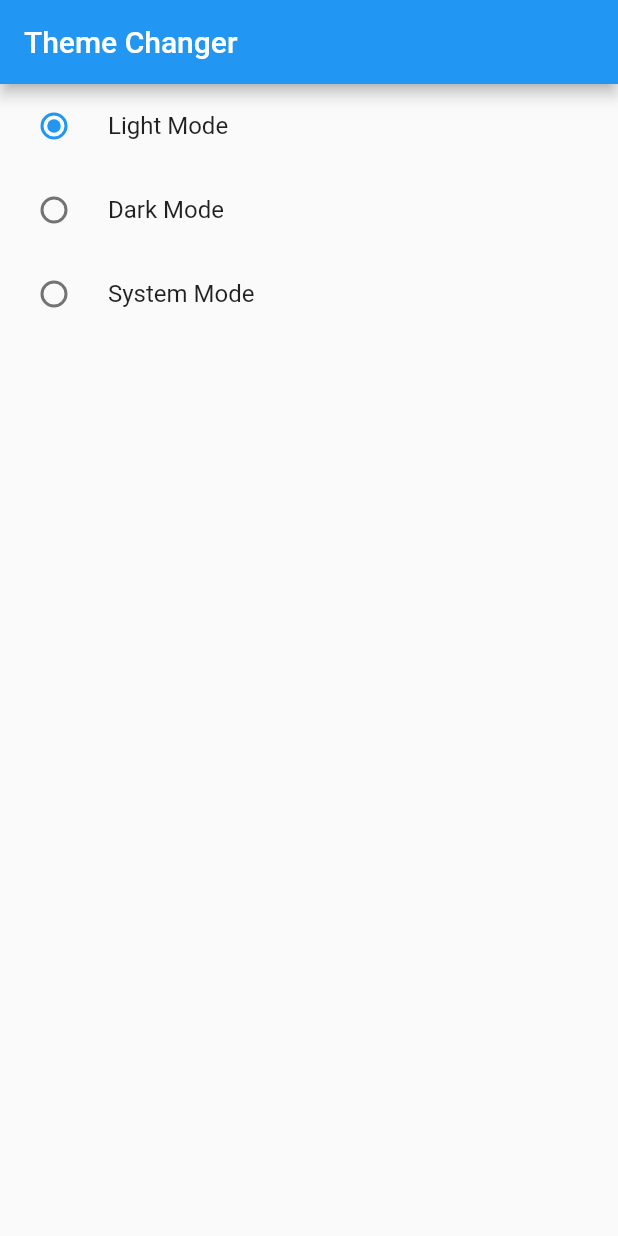
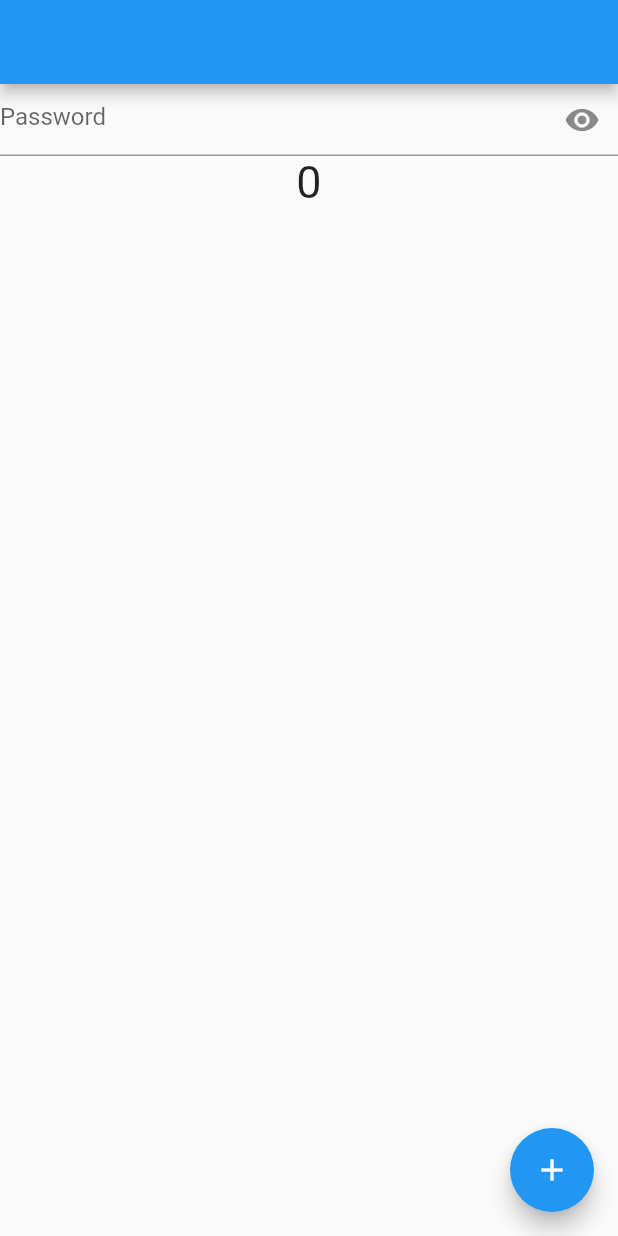
Before and after one commit to harsh-rathod7104/flutter-provider, a Flutter app: the screen it shows after launch, on a phone screen of 412 x 824 dp. Run offline on Flutter 3.47's test engine with Material 3 defaults, Android fonts, the phone set to English and light mode, and no system bars.

Commit message:
used ValueNotifier

```diff
--- a/lib/main.dart
+++ b/lib/main.dart
@@ -7,6 +7,7 @@ import 'package:flutter_getx/screens/count_example.dart';
 import 'package:flutter_getx/screens/dark_theme.dart';
 import 'package:flutter_getx/screens/example_one.dart';
 import 'package:flutter_getx/screens/favourite/favourite_screen.dart';
+import 'package:flutter_getx/screens/value_notify_listener.dart';
 import 'package:provider/provider.dart';
 
 void main() {
@@ -27,16 +28,15 @@ class MainApp extends StatelessWidget {
       ],
       child: Builder(
         builder: (BuildContext context) {
-          final themeChangeProvider = Provider.of<ThemeChangeProvider>(context);
+          final themeChangeProvider =
+              Provider.of<ThemeChangeProvider>(context, listen: false);
           return MaterialApp(
             themeMode: themeChangeProvider.themeMode,
             theme: ThemeData(
               useMaterial3: false,
             ),
-            darkTheme: ThemeData(
-              brightness: Brightness.dark,
-            ),
-            home: DarkThemeScreen(),
+            darkTheme: ThemeData(brightness: Brightness.dark),
+            home: NotifyListenerScreen(),
           );
         },
       ),
--- /dev/null
+++ b/lib/screens/value_notify_listener.dart
@@ -0,0 +1,60 @@
+import 'package:flutter/material.dart';
+import 'package:provider/provider.dart';
+
+class NotifyListenerScreen extends StatelessWidget {
+  NotifyListenerScreen({super.key});
+
+  ValueNotifier<int> _counter = ValueNotifier<int>(0);
+  ValueNotifier<bool> _obscureText = ValueNotifier<bool>(true);
+  @override
+  Widget build(BuildContext context) {
+    print("Build");
+    return Scaffold(
+      appBar: AppBar(
+        title: Text(""),
+      ),
+      body: Column(
+        children: [
+          ValueListenableBuilder(
+              valueListenable: _obscureText,
+              builder: ((context, value, child) {
+                return TextFormField(
+                  obscureText: _obscureText.value,
+                  decoration: InputDecoration(
+                    hintText: "Password",
+                    suffixIcon: IconButton(
+                      onPressed: () {
+                        _obscureText.value = !_obscureText.value;
+                      },
+                      icon: Icon(
+                        _obscureText.value
+                            ? Icons.remove_red_eye
+                            : Icons.visibility_off,
+                      ),
+                    ),
+                  ),
+                );
+              })),
+          Center(
+            child: ValueListenableBuilder(
+              valueListenable: _counter,
+              builder: (BuildContext context, dynamic value, Widget? child) {
+                return Text(
+                  _counter.value.toString(),
+                  style: TextStyle(fontSize: 30),
+                );
+              },
+            ),
+          ),
+        ],
+      ),
+      floatingActionButton: FloatingActionButton(
+        onPressed: () {
+          _counter.value++;
+          print(_counter.value.toString());
+        },
+        child: Icon(Icons.add),
+      ),
+    );
+  }
+}
```
